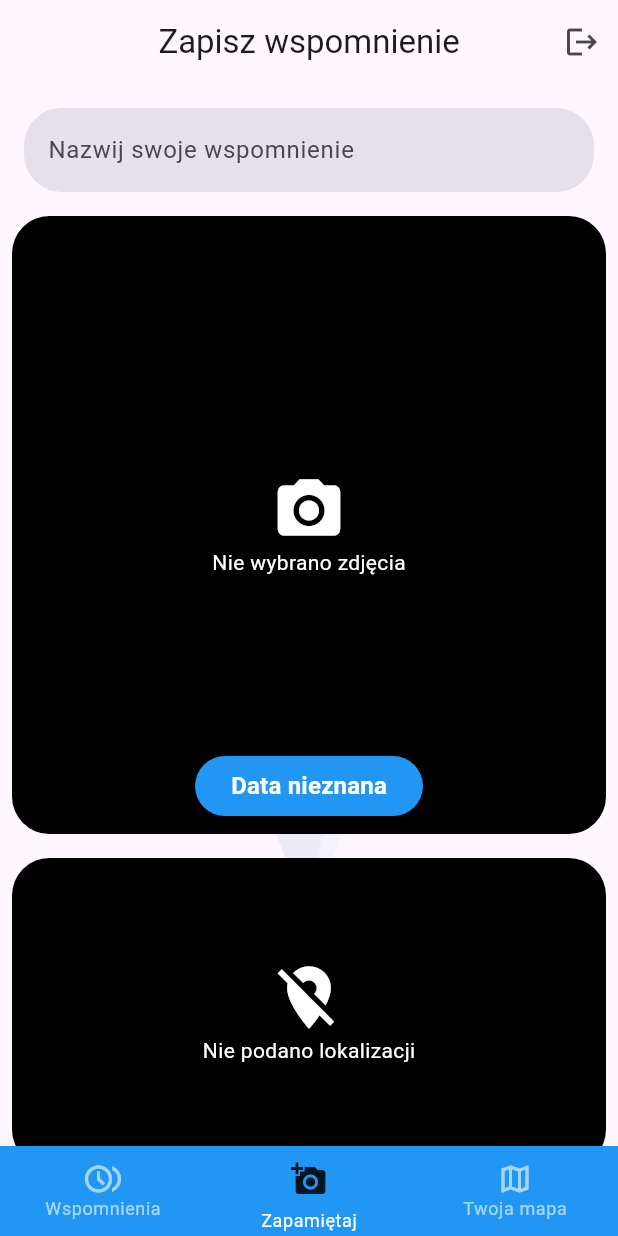
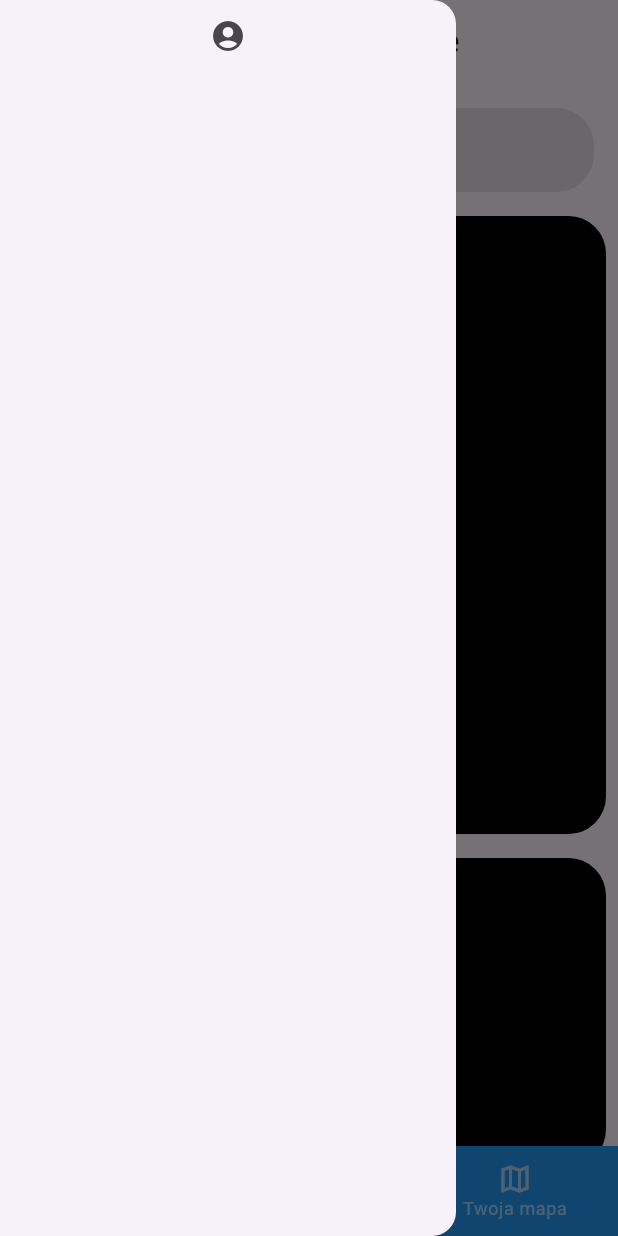
Before and after one commit to No0ne09/remember, a Flutter app: the screen it shows once a user with an empty profile is signed in, item 2 of the bottom bar chosen, with the side drawer open (before the commit the screen has no drawer), on a phone screen of 412 x 824 dp. Run offline on Flutter 3.47's test engine with Material 3 defaults, Android fonts, the phone set to English and light mode, and no system bars; drawn by our look-alikes of convex_bottom_bar; our stand-ins replace cached_network_image, cloud_firestore, connectivity_plus, firebase_auth, firebase_core, firebase_storage and 9 more; missing offline and left inert: exif; accounts and stored records are empty.

Commit message:
user screen is now drawer

```diff
--- a/lib/screens/content_screen.dart
+++ b/lib/screens/content_screen.dart
@@ -53,6 +53,21 @@ class _ContentScreenState extends ConsumerState<ContentScreen> {
 
     return Scaffold(
       bottomNavigationBar: kIsWeb ? null : const CustomAppBar(),
+      drawer: Drawer(
+        child: SafeArea(
+          child: Column(
+            children: [
+              IconButton(
+                onPressed: () {
+                  ref.read(indexProvider.notifier).state = 0;
+                  _authInstance.signOut();
+                },
+                icon: const Icon(Icons.account_circle_rounded),
+              )
+            ],
+          ),
+        ),
+      ),
       appBar: AppBar(
         forceMaterialTransparency: true,
         centerTitle: true,
@@ -63,15 +78,6 @@ class _ContentScreenState extends ConsumerState<ContentScreen> {
                 child: CustomAppBar(),
               )
             : null,
-        actions: [
-          IconButton(
-            onPressed: () {
-              ref.read(indexProvider.notifier).state = 0;
-              _authInstance.signOut();
-            },
-            icon: const Icon(Icons.logout),
-          )
-        ],
       ),
       body: Background(child: currentContent),
     );
```
